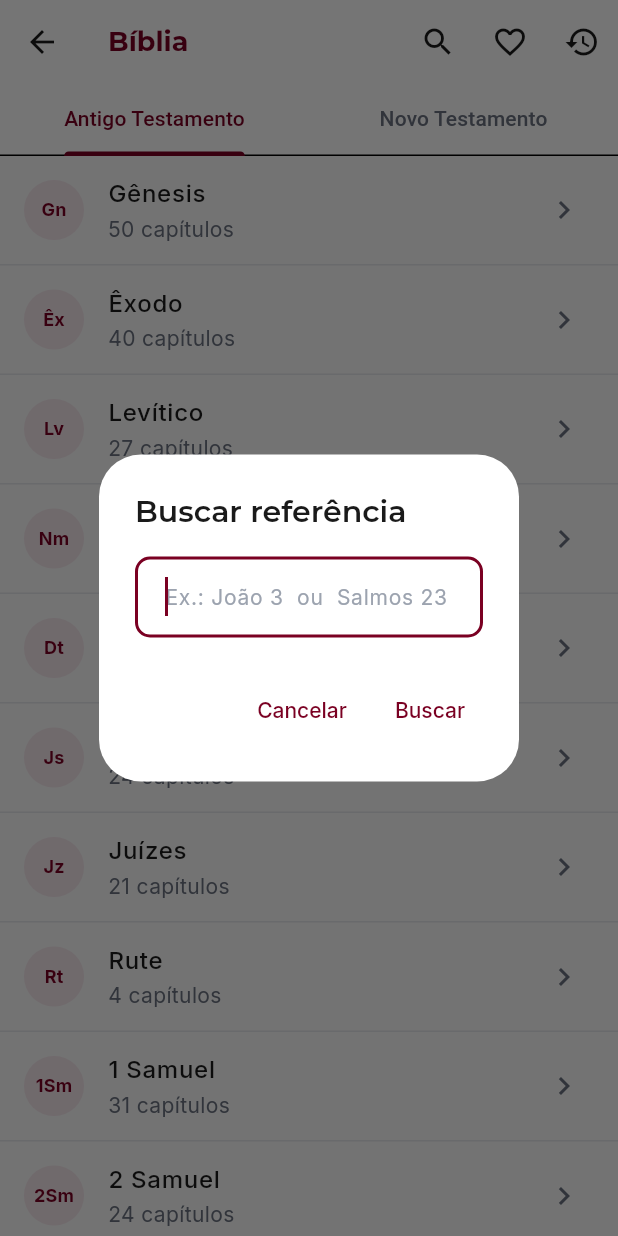
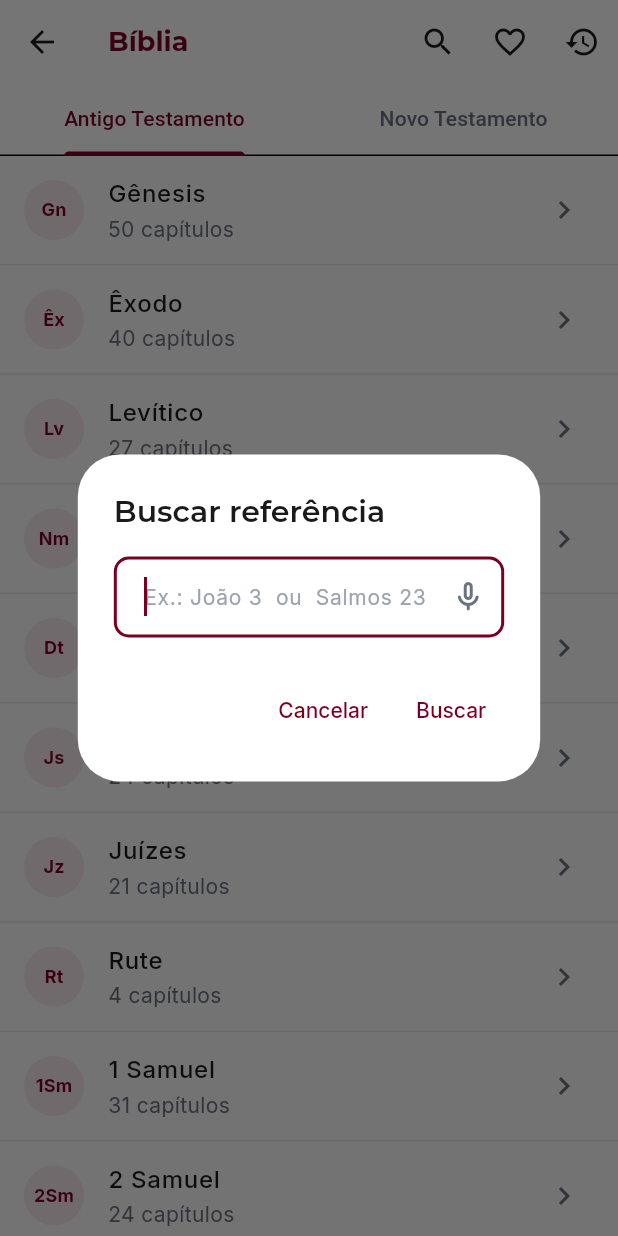
Before and after one commit to GabrielBielFerreira/Comunindade-Nova-alianca-APP, a Flutter app: the BibliaHomeScreen screen opened by its route, after a tap on the "search" icon, on a phone screen of 412 x 824 dp. Run offline on Flutter 3.47's test engine with Material 3 defaults, Android fonts, the phone set to English and light mode, and no system bars; our stand-ins replace cloud_firestore, cloud_functions, firebase_auth, firebase_core, firebase_messaging, flutter_riverpod and 7 more; accounts and stored records are empty; generated files the repository leaves out were written again; statements that could not run were skipped.

Commit message:
feat(acessibilidade): busca por voz na Biblia (fala -> texto)
Adiciona speech_to_text: o dialogo de busca de referencia ganha um botao de
microfone que dita o texto (livro/capitulo) para quem tem dificuldade de ler ou
digitar. Permissao RECORD_AUDIO + <queries> de RecognitionService no
AndroidManifest; microfone solicitado em runtime; se indisponivel, a busca por
digitacao segue normal. Localizado em pt_BR.

```diff
--- a/lib/features/biblia/screens/biblia_home_screen.dart
+++ b/lib/features/biblia/screens/biblia_home_screen.dart
@@ -1,6 +1,7 @@
 import 'package:flutter/material.dart';
 import 'package:flutter_riverpod/flutter_riverpod.dart';
 import 'package:google_fonts/google_fonts.dart';
+import 'package:speech_to_text/speech_to_text.dart';
 
 import '../../../core/theme/app_colors.dart';
 import '../data/bible_book.dart';
@@ -22,33 +23,9 @@ class BibliaHomeScreen extends ConsumerWidget {
   }
 
   Future<void> _buscarReferencia(BuildContext context) async {
-    final controller = TextEditingController();
     final ref = await showDialog<_ReferenciaResultado>(
       context: context,
-      builder: (dialogCtx) => AlertDialog(
-        title: const Text('Buscar referência'),
-        content: TextField(
-          controller: controller,
-          autofocus: true,
-          textInputAction: TextInputAction.search,
-          decoration: const InputDecoration(
-            hintText: 'Ex.: João 3  ou  Salmos 23',
-          ),
-          onSubmitted: (v) =>
-              Navigator.of(dialogCtx).pop(_parseReferencia(v)),
-        ),
-        actions: [
-          TextButton(
-            onPressed: () => Navigator.of(dialogCtx).pop(),
-            child: const Text('Cancelar'),
-          ),
-          TextButton(
-            onPressed: () =>
-                Navigator.of(dialogCtx).pop(_parseReferencia(controller.text)),
-            child: const Text('Buscar'),
-          ),
-        ],
-      ),
+      builder: (_) => const _BuscaReferenciaDialog(),
     );
     if (ref == null) return;
     if (!context.mounted) return;
@@ -221,6 +198,162 @@ class _ReferenciaResultado {
   final int capitulo;
 }
 
+/// Diálogo de busca de referência com opção de **ditar por voz** (fala → texto),
+/// pensado para quem tem dificuldade de ler/digitar. O microfone é solicitado
+/// em runtime; se não estiver disponível, a busca por digitação continua normal.
+class _BuscaReferenciaDialog extends StatefulWidget {
+  const _BuscaReferenciaDialog();
+
+  @override
+  State<_BuscaReferenciaDialog> createState() => _BuscaReferenciaDialogState();
+}
+
+class _BuscaReferenciaDialogState extends State<_BuscaReferenciaDialog> {
+  final _controller = TextEditingController();
+  final _speech = SpeechToText();
+  bool _speechDisponivel = false;
+  bool _ouvindo = false;
+  String? _erroMic;
+
+  @override
+  void initState() {
+    super.initState();
+    _initSpeech();
+  }
+
+  Future<void> _initSpeech() async {
+    try {
+      _speechDisponivel = await _speech.initialize(
+        onStatus: (status) {
+          if ((status == 'done' || status == 'notListening') && mounted) {
+            setState(() => _ouvindo = false);
+          }
+        },
+        onError: (_) {
+          if (mounted) setState(() => _ouvindo = false);
+        },
+      );
+    } catch (_) {
+      _speechDisponivel = false;
+    }
+    if (mounted) setState(() {});
+  }
+
+  Future<void> _toggleMic() async {
+    if (_ouvindo) {
+      await _speech.stop();
+      if (mounted) setState(() => _ouvindo = false);
+      return;
+    }
+    if (!_speechDisponivel) {
+      await _initSpeech();
+    }
+    if (!_speechDisponivel) {
+      if (mounted) {
+        setState(() => _erroMic = 'Microfone/voz indisponível neste aparelho.');
+      }
+      return;
+    }
+    setState(() {
+      _ouvindo = true;
+      _erroMic = null;
+    });
+    await _speech.listen(
+      listenOptions: SpeechListenOptions(
+        partialResults: true,
+        localeId: 'pt_BR',
+      ),
+      onResult: (result) {
+        if (!mounted) return;
+        setState(() {
+          _controller.text = result.recognizedWords;
+          _controller.selection = TextSelection.collapsed(
+            offset: _controller.text.length,
+          );
+        });
+      },
+    );
+  }
+
+  @override
+  void dispose() {
+    _speech.cancel();
+    _controller.dispose();
+    super.dispose();
+  }
+
+  @override
+  Widget build(BuildContext context) {
+    return AlertDialog(
+      title: const Text('Buscar referência'),
+      content: Column(
+        mainAxisSize: MainAxisSize.min,
+        crossAxisAlignment: CrossAxisAlignment.start,
+        children: [
+          TextField(
+            controller: _controller,
+            autofocus: true,
+            textInputAction: TextInputAction.search,
+            decoration: InputDecoration(
+              hintText: 'Ex.: João 3  ou  Salmos 23',
+              suffixIcon: IconButton(
+                tooltip: _ouvindo ? 'Parar' : 'Falar a referência',
+                icon: Icon(
+                  _ouvindo ? Icons.mic : Icons.mic_none_rounded,
+                  color: _ouvindo ? AppColors.primary : AppColors.mutedForeground,
+                ),
+                onPressed: _toggleMic,
+              ),
+            ),
+            onSubmitted: (v) =>
+                Navigator.of(context).pop(_parseReferencia(v)),
+          ),
+          if (_ouvindo)
+            Padding(
+              padding: const EdgeInsets.only(top: 10),
+              child: Row(
+                children: [
+                  const Icon(Icons.graphic_eq_rounded,
+                      size: 18, color: AppColors.primary),
+                  const SizedBox(width: 8),
+                  Text(
+                    'Ouvindo… diga o livro e o capítulo',
+                    style: GoogleFonts.inter(
+                      fontSize: 13,
+                      color: AppColors.primary,
+                    ),
+                  ),
+                ],
+              ),
+            )
+          else if (_erroMic != null)
+            Padding(
+              padding: const EdgeInsets.only(top: 10),
+              child: Text(
+                _erroMic!,
+                style: GoogleFonts.inter(
+                  fontSize: 12,
+                  color: AppColors.mutedForeground,
+                ),
+              ),
+            ),
+        ],
+      ),
+      actions: [
+        TextButton(
+          onPressed: () => Navigator.of(context).pop(),
+          child: const Text('Cancelar'),
+        ),
+        TextButton(
+          onPressed: () =>
+              Navigator.of(context).pop(_parseReferencia(_controller.text)),
+          child: const Text('Buscar'),
+        ),
+      ],
+    );
+  }
+}
+
 /// Interpreta uma referência como "João 3", "1 Coríntios 13", "Salmos 23:1".
 _ReferenciaResultado _parseReferencia(String entrada) {
   final texto = entrada.trim();
--- a/pubspec.yaml
+++ b/pubspec.yaml
@@ -57,6 +57,9 @@ dependencies:
   # Compartilhamento
   share_plus: ^10.0.2
 
+  # Acessibilidade: busca por voz (fala → texto)
+  speech_to_text: ^7.0.0
+
   cupertino_icons: ^1.0.8
 
 dev_dependencies:
```
Also changed, not shown: pubspec.lock, 4 other files.
